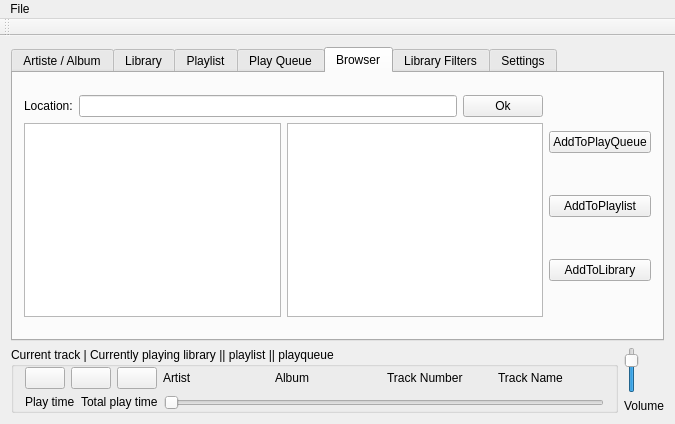
Qt form mainwindow.ui (Siosm/cmus-qt-front-end) before a commit.
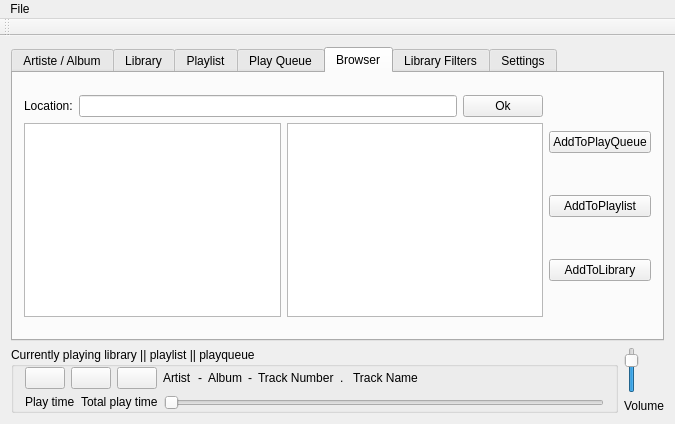
The same form after that commit.

The edit to the form file:
```diff
--- a/mainwindow.ui
+++ b/mainwindow.ui
@@ -709,7 +709,7 @@
           </sizepolicy>
          </property>
          <property name="title">
-          <string>Current track | Currently playing library || playlist || playqueue</string>
+          <string>Currently playing library || playlist || playqueue</string>
          </property>
          <property name="flat">
           <bool>false</bool>
@@ -794,6 +794,19 @@
                </property>
               </widget>
              </item>
+             <item>
+              <widget class="QLabel" name="label_5">
+               <property name="sizePolicy">
+                <sizepolicy hsizetype="Maximum" vsizetype="Minimum">
+                 <horstretch>0</horstretch>
+                 <verstretch>0</verstretch>
+                </sizepolicy>
+               </property>
+               <property name="text">
+                <string>-</string>
+               </property>
+              </widget>
+             </item>
              <item>
               <widget class="QLabel" name="albumLabel">
                <property name="sizePolicy">
@@ -807,6 +820,19 @@
                </property>
               </widget>
              </item>
+             <item>
+              <widget class="QLabel" name="label_4">
+               <property name="sizePolicy">
+                <sizepolicy hsizetype="Maximum" vsizetype="Minimum">
+                 <horstretch>0</horstretch>
+                 <verstretch>0</verstretch>
+                </sizepolicy>
+               </property>
+               <property name="text">
+                <string>-</string>
+               </property>
+              </widget>
+             </item>
              <item>
               <widget class="QLabel" name="trackNumberLabel">
                <property name="sizePolicy">
@@ -820,6 +846,19 @@
                </property>
               </widget>
              </item>
+             <item>
+              <widget class="QLabel" name="label_6">
+               <property name="sizePolicy">
+                <sizepolicy hsizetype="Maximum" vsizetype="Minimum">
+                 <horstretch>0</horstretch>
+                 <verstretch>0</verstretch>
+                </sizepolicy>
+               </property>
+               <property name="text">
+                <string>. </string>
+               </property>
+              </widget>
+             </item>
              <item>
               <widget class="QLabel" name="trackNameLabel">
                <property name="sizePolicy">
@@ -833,6 +872,19 @@
                </property>
               </widget>
              </item>
+             <item>
+              <spacer name="horizontalSpacer">
+               <property name="orientation">
+                <enum>Qt::Horizontal</enum>
+               </property>
+               <property name="sizeHint" stdset="0">
+                <size>
+                 <width>40</width>
+                 <height>20</height>
+                </size>
+               </property>
+              </spacer>
+             </item>
             </layout>
            </widget>
           </item>
```
Left out of the diff: 2 changed lines with no effect on the pictures.
